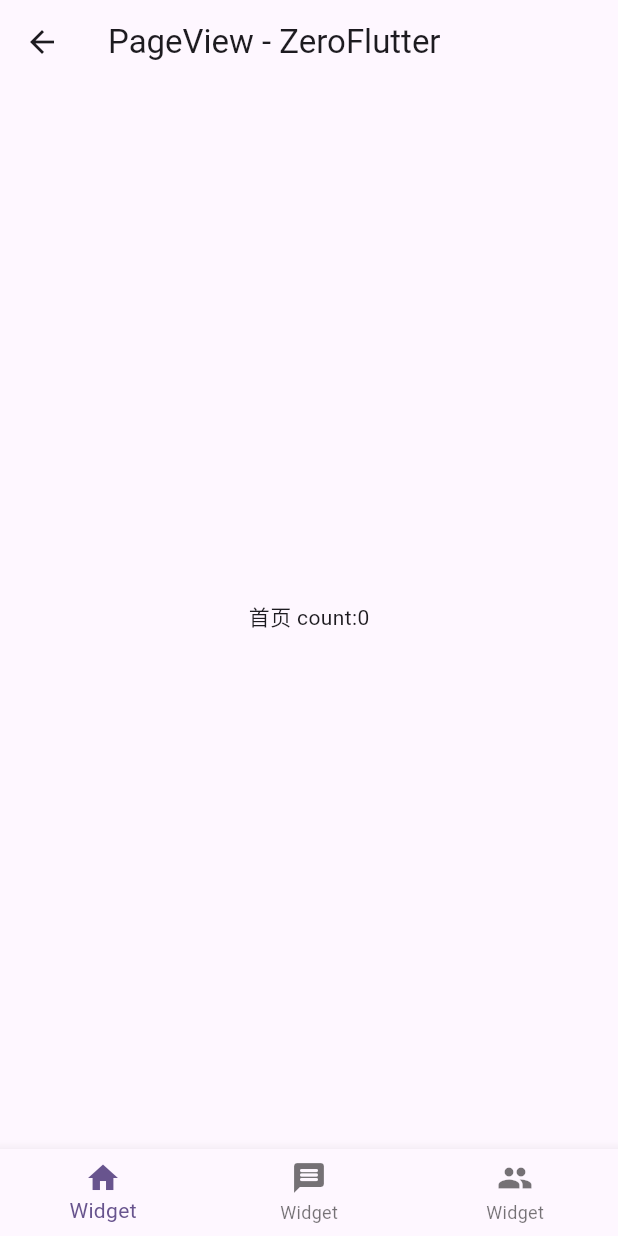
After one commit to xiaolanlaia/flutter_utils, a Flutter app: the PageViewPage screen opened directly, on a phone screen of 412 x 824 dp. The commit adds this screen. Run offline on Flutter 3.47's test engine with Material 3 defaults, Android fonts, the phone set to English and light mode, and no system bars.

Commit message:
feat: PageView

```diff
--- /dev/null
+++ b/lib/ui/pageView/page_detail_page.dart
@@ -0,0 +1,34 @@
+import 'package:flutter/material.dart';
+
+/// 页面详情
+class PageDetails extends StatefulWidget {
+  PageDetails({Key? key, required this.title}) : super(key: key);
+  final String title;
+
+  @override
+  _PageDetailsState createState() => _PageDetailsState();
+}
+
+class _PageDetailsState extends State<PageDetails> with AutomaticKeepAliveClientMixin  {
+  int count = 0;
+  @override
+  Widget build(BuildContext context) {
+    // 这里的打印可以记录一下，后面会用到
+    print('PageDetails build title:${widget.title}');
+    return Scaffold(
+      body: GestureDetector(
+        onTap: () {
+          count += 1;
+          setState(() {});
+        },
+        child: Center(
+          child: Text('${widget.title} count:$count'),
+        ),
+      ),
+    );
+  }
+
+  //设为true，保持页面状态
+  @override
+  bool get wantKeepAlive => true;
+}
--- /dev/null
+++ b/lib/ui/pageView/page_view_page.dart
@@ -0,0 +1,84 @@
+import 'package:flutter/material.dart';
+import 'package:flutter_utils/ui/pageView/page_detail_page.dart';
+
+/// PageView 页面
+class PageViewPage extends StatefulWidget {
+  const PageViewPage({Key? key}) : super(key: key);
+
+  @override
+  _PageViewPageState createState() => _PageViewPageState();
+}
+
+class _PageViewPageState extends State<PageViewPage> {
+  // 当前子项索引
+  int currentIndex = 0;
+  // 子项集
+  late List<Widget> children;
+  // 控制器
+  late PageController _controller;
+
+  @override
+  void initState() {
+    super.initState();
+    // 初始化子项集合
+    children = [
+      PageDetails(title: '首页'),
+      PageDetails(title: '消息'),
+      PageDetails(title: '我的'),
+    ];
+    // 初始化控制器
+    _controller = PageController();
+  }
+
+  @override
+  Widget build(BuildContext context) {
+    return Scaffold(
+      appBar: AppBar(
+        title: const Text('PageView - ZeroFlutter'),
+      ),
+      // 这里改为 PageView
+      body: PageView(
+        // 设置控制器
+        controller: _controller,
+        // 设置子项集
+        children: children,
+        // 添加页面滑动改变后，去改变索引变量刷新页面来更新底部导航
+        onPageChanged: (value) {
+          currentIndex = value;
+          setState(() {});
+        },
+      ),
+      // 底部导航栏
+      bottomNavigationBar: BottomNavigationBar(
+        // 当前页面索引
+        currentIndex: currentIndex,
+        // 导航子项集
+        items: [
+          // 导航子项
+          BottomNavigationBarItem(
+            // 图标
+            icon: const Icon(Icons.home),
+            // 文字内容
+            label: '${children[0]}',
+          ),
+          BottomNavigationBarItem(
+            icon: const Icon(Icons.message_rounded),
+            label: '${children[1]}',
+          ),
+          BottomNavigationBarItem(
+            icon: const Icon(Icons.people),
+            label: '${children[2]}',
+          ),
+        ],
+        onTap: (value) {
+          // 点击事件，用于改变当前索引，然后刷新
+          currentIndex = value;
+          setState(() {});
+          // 通过控制器实现跳转页面
+          _controller.jumpToPage(currentIndex);
+        },
+      )
+      ,
+    );
+  }
+}
--- a/lib/ui/page_home.dart
+++ b/lib/ui/page_home.dart
@@ -1,10 +1,12 @@
 import 'package:flutter/material.dart';
+import 'package:flutter_utils/ui/pageView/page_view_page.dart';
 
 import '../utils/color_utils.dart';
 import 'provider/page_provider_first.dart';
 
 const provider = "Provider";
-const pageList = [provider];
+const pageView = "PageView";
+const pageList = [provider,pageView];
 
 class HomePage extends StatelessWidget{
   const HomePage({super.key});
@@ -20,6 +22,10 @@ class HomePage extends StatelessWidget{
               switch(pageList[index]){
                 case provider:{
                   Navigator.of(context).push(MaterialPageRoute(builder: (context) => PageProviderFirst()));
+                  break;
+                }
+                case pageView:{
+                  Navigator.of(context).push(MaterialPageRoute(builder: (context) => PageViewPage()));
                   break;
                 }
               }
```
